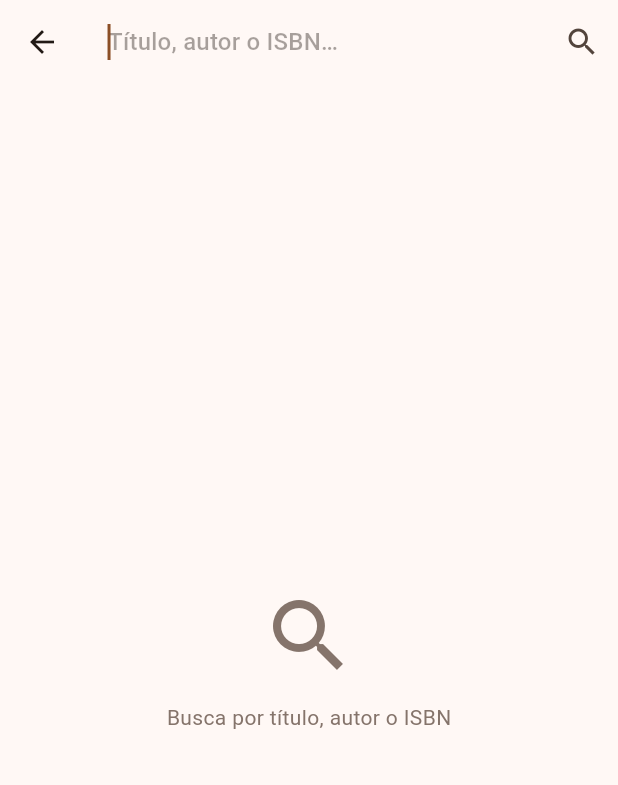
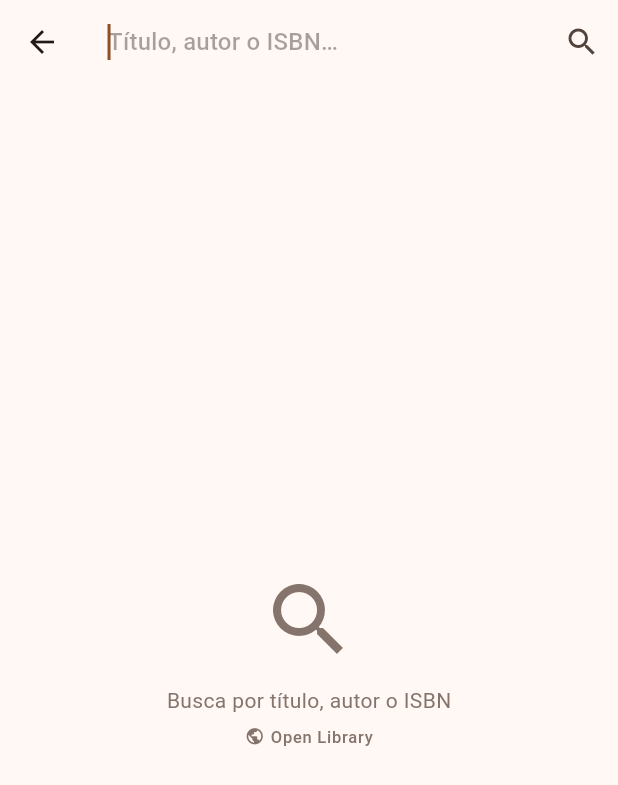
Before and after one commit to Swappppy/Openshelf, a Flutter app: the BookSearchView screen opened directly, on a phone screen of 412 x 824 dp. Shown: the top 785 px of the screen. Run offline on Flutter 3.47's test engine with Material 3 defaults, Android fonts, the phone set to English and light mode, and no system bars; our stand-ins replace drift, drift_flutter, file_picker, flutter_riverpod, image_cropper, image_picker and 2 more; accounts and stored records are empty; generated files the repository leaves out were written again.

Commit message:
TODO -------------- DONE - Google Books API implementation DONE - Fallback between APIs - Research the free google books API for bigger quota - Language selector. - Import / export (from/to Bookshelf and Goodreads)

```diff
--- a/lib/views/book_search/book_search_view.dart
+++ b/lib/views/book_search/book_search_view.dart
@@ -1,16 +1,18 @@
 import 'package:flutter/material.dart';
+import '../../models/app_settings.dart';
 import '../book_form/book_form_view.dart';
 import '../../models/book_search_result.dart';
-import '../../services/open_library_service.dart';
+import 'package:flutter_riverpod/flutter_riverpod.dart';
+import '../../services/book_search_service.dart';
 
-class BookSearchView extends StatefulWidget {
+class BookSearchView extends ConsumerStatefulWidget {
   const BookSearchView({super.key});
 
   @override
-  State<BookSearchView> createState() => _BookSearchViewState();
+  ConsumerState<BookSearchView> createState() => _BookSearchViewState();
 }
 
-class _BookSearchViewState extends State<BookSearchView> {
+class _BookSearchViewState extends ConsumerState<BookSearchView> {
   final _ctrl = TextEditingController();
   final _focusNode = FocusNode();
 
@@ -18,6 +20,7 @@ class _BookSearchViewState extends State<BookSearchView> {
   bool _loading = false;
   String? _error;
   bool _searched = false;
+  String? _fallbackNotice;
 
   @override
   void initState() {
@@ -47,17 +50,27 @@ class _BookSearchViewState extends State<BookSearchView> {
     });
 
     try {
-      final results = await OpenLibraryService.search(query);
+      final service = ref.read(bookSearchServiceProvider);
+      final response = await service.search(query);
       if (mounted) {
         setState(() {
-          _results = results;
+          _results = response.results;
+          _fallbackNotice = response.usedFallback != null
+              ? 'Sin resultados en el proveedor principal. '
+              'Mostrando resultados de ${response.usedFallback}.'
+              : null;
           _loading = false;
         });
       }
     } catch (e) {
       if (mounted) {
+        final isRateLimit = e.toString().contains('rate_limit');
         setState(() {
-          _error = 'No se pudo conectar con Open Library.\n'
+          _error = isRateLimit
+              ? 'Google Books ha limitado las peticiones.\n'
+              'Espera un momento e inténtalo de nuevo,\n'
+              'o cambia a Open Library en los ajustes.'
+              : 'No se pudo conectar con ningún servidor.\n'
               'Comprueba tu conexión e inténtalo de nuevo.';
           _loading = false;
         });
@@ -69,9 +82,9 @@ class _BookSearchViewState extends State<BookSearchView> {
     Navigator.push(
       context,
       PageRouteBuilder(
-        pageBuilder: (_, animation, __) =>
+        pageBuilder: (_, animation, _) =>
             BookFormView(prefill: result),
-        transitionsBuilder: (_, animation, __, child) => SlideTransition(
+        transitionsBuilder: (_, animation, _, child) => SlideTransition(
           position: Tween<Offset>(
             begin: const Offset(0, 1),
             end: Offset.zero,
@@ -115,6 +128,7 @@ class _BookSearchViewState extends State<BookSearchView> {
                   _results = [];
                   _searched = false;
                   _error = null;
+                  _fallbackNotice = null;
                 });
                 _focusNode.requestFocus();
               },
@@ -163,6 +177,11 @@ class _BookSearchViewState extends State<BookSearchView> {
     }
 
     if (!_searched) {
+      final service = ref.watch(bookSearchServiceProvider);
+      final serverLabel = switch (service.server) {
+        BookSearchServer.openLibrary => 'Open Library',
+        BookSearchServer.googleBooks => 'Google Books',
+      };
       return Center(
         child: Column(
           mainAxisSize: MainAxisSize.min,
@@ -174,6 +193,20 @@ class _BookSearchViewState extends State<BookSearchView> {
               style: Theme.of(context).textTheme.bodyMedium?.copyWith(
                 color: colorScheme.outline,
               ),
+            ),
+            const SizedBox(height: 6),
+            Row(
+              mainAxisSize: MainAxisSize.min,
+              children: [
+                Icon(Icons.public, size: 13, color: colorScheme.outline),
+                const SizedBox(width: 4),
+                Text(
+                  serverLabel,
+                  style: Theme.of(context).textTheme.labelSmall?.copyWith(
+                    color: colorScheme.outline,
+                  ),
+                ),
+              ],
             ),
           ],
         ),
@@ -198,10 +231,37 @@ class _BookSearchViewState extends State<BookSearchView> {
       );
     }
 
-    return ListView.builder(
-      itemCount: _results.length,
-      itemBuilder: (context, index) =>
-          _ResultTile(result: _results[index], onTap: _openForm),
+    return Column(
+      children: [
+        if (_fallbackNotice != null)
+          Container(
+            width: double.infinity,
+            padding: const EdgeInsets.symmetric(horizontal: 16, vertical: 8),
+            color: colorScheme.tertiaryContainer.withValues(alpha: 0.5),
+            child: Row(
+              children: [
+                Icon(Icons.info_outline,
+                    size: 14, color: colorScheme.onTertiaryContainer),
+                const SizedBox(width: 8),
+                Expanded(
+                  child: Text(
+                    _fallbackNotice!,
+                    style: Theme.of(context).textTheme.labelSmall?.copyWith(
+                      color: colorScheme.onTertiaryContainer,
+                    ),
+                  ),
+                ),
+              ],
+            ),
+          ),
+        Expanded(
+          child: ListView.builder(
+            itemCount: _results.length,
+            itemBuilder: (context, index) =>
+                _ResultTile(result: _results[index], onTap: _openForm),
+          ),
+        ),
+      ],
     );
   }
 }
@@ -237,7 +297,7 @@ class _ResultTile extends StatelessWidget {
                     ? Image.network(
                   result.coverUrl!,
                   fit: BoxFit.cover,
-                  errorBuilder: (_, __, ___) =>
+                  errorBuilder: (_, _, _) =>
                       _CoverPlaceholder(colorScheme: colorScheme),
                 )
                     : _CoverPlaceholder(colorScheme: colorScheme),
```
Also changed, not shown: lib/services/book_search_service.dart (added, +83 -0 lines), lib/services/google_books_service.dart (added, +89 -0 lines).
